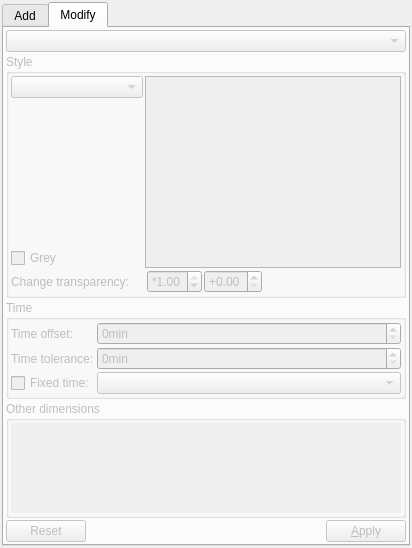
The window that src/wmsclient/webmap_dialog.ui (metno/diana) describes before a commit, drawn with Qt 5.
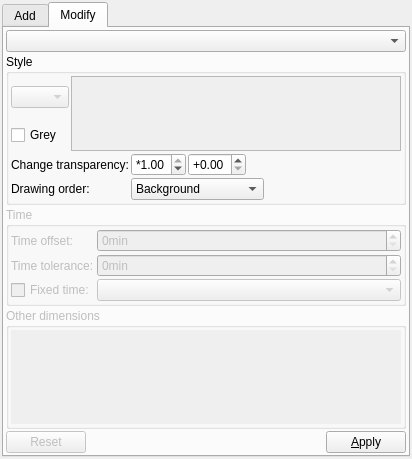
The same window after the commit. The open tabs and pages were chosen to show the change.

Commit message: wms client: layer style combo box

```diff
--- a/src/wmsclient/webmap_dialog.ui
+++ b/src/wmsclient/webmap_dialog.ui
@@ -8,7 +8,7 @@
     <x>0</x>
     <y>0</y>
     <width>412</width>
-    <height>548</height>
+    <height>459</height>
    </rect>
   </property>
   <property name="windowTitle">
@@ -159,9 +159,6 @@
       </layout>
      </widget>
      <widget class="QWidget" name="tabStyle">
-      <property name="enabled">
-       <bool>false</bool>
-      </property>
       <attribute name="title">
        <string>Modify</string>
       </attribute>
@@ -186,18 +183,31 @@
          <property name="title">
           <string>Style</string>
          </property>
-         <layout class="QGridLayout" name="gridLayout_2" rowstretch="0,1,0,0,0" rowminimumheight="1,0,1,1,0">
-          <property name="sizeConstraint">
-           <enum>QLayout::SetMinimumSize</enum>
-          </property>
+         <layout class="QGridLayout" name="gridLayout_2">
           <property name="margin">
            <number>2</number>
           </property>
           <property name="spacing">
            <number>2</number>
           </property>
-          <item row="0" column="1" rowspan="4" colspan="4">
+          <item row="0" column="0">
+           <widget class="QComboBox" name="comboStyle">
+            <property name="enabled">
+             <bool>false</bool>
+            </property>
+            <property name="toolTip">
+             <string>Choose layer style</string>
+            </property>
+            <property name="sizeAdjustPolicy">
+             <enum>QComboBox::AdjustToMinimumContentsLength</enum>
+            </property>
+           </widget>
+          </item>
+          <item row="0" column="1" rowspan="2" colspan="5">
            <widget class="QPlainTextEdit" name="textStyleDescription">
+            <property name="enabled">
+             <bool>false</bool>
+            </property>
             <property name="sizePolicy">
              <sizepolicy hsizetype="Expanding" vsizetype="MinimumExpanding">
               <horstretch>0</horstretch>
@@ -224,7 +234,24 @@
             </property>
            </widget>
           </item>
-          <item row="4" column="2">
+          <item row="1" column="0">
+           <widget class="QCheckBox" name="checkGrey">
+            <property name="toolTip">
+             <string>Transform to greyscale</string>
+            </property>
+            <property name="text">
+             <string>Grey</string>
+            </property>
+           </widget>
+          </item>
+          <item row="2" column="0" colspan="2">
+           <widget class="QLabel" name="labelAlpha">
+            <property name="text">
+             <string>Change transparency:</string>
+            </property>
+           </widget>
+          </item>
+          <item row="2" column="2">
            <widget class="QDoubleSpinBox" name="spinAlphaScale">
             <property name="toolTip">
              <string>Scale layer transparency with this value</string>
@@ -243,60 +270,7 @@
             </property>
            </widget>
           </item>
-          <item row="4" column="0" colspan="2">
-           <widget class="QLabel" name="labelAlpha">
-            <property name="text">
-             <string>Change transparency:</string>
-            </property>
-           </widget>
-          </item>
-          <item row="4" column="4">
-           <spacer name="horizontalSpacer_2">
-            <property name="orientation">
-             <enum>Qt::Horizontal</enum>
-            </property>
-            <property name="sizeHint" stdset="0">
-             <size>
-              <width>40</width>
-              <height>20</height>
-             </size>
-            </property>
-           </spacer>
-          </item>
-          <item row="3" column="0">
-           <widget class="QCheckBox" name="checkGrey">
-            <property name="toolTip">
-             <string>Transform to greyscale</string>
-            </property>
-            <property name="text">
-             <string>Grey</string>
-            </property>
-           </widget>
-          </item>
-          <item row="2" column="0">
-           <spacer name="horizontalSpacer_3">
-            <property name="orientation">
-             <enum>Qt::Horizontal</enum>
-            </property>
-            <property name="sizeHint" stdset="0">
-             <size>
-              <width>40</width>
-              <height>0</height>
-             </size>
-            </property>
-           </spacer>
-          </item>
-          <item row="0" column="0">
-           <widget class="QComboBox" name="comboStyle">
-            <property name="toolTip">
-             <string>Choose layer style</string>
-            </property>
-            <property name="sizeAdjustPolicy">
-             <enum>QComboBox::AdjustToMinimumContentsLength</enum>
-            </property>
-           </widget>
-          </item>
-          <item row="4" column="3">
+          <item row="2" column="3">
            <widget class="QDoubleSpinBox" name="spinAlphaOffset">
             <property name="toolTip">
              <string>Add this to layer transparency after scaling</string>
@@ -312,14 +286,71 @@
             </property>
            </widget>
           </item>
-          <item row="1" column="0">
-           <widget class="QWidget" name="widget" native="true"/>
+          <item row="2" column="4" colspan="2">
+           <spacer name="horizontalSpacer_2">
+            <property name="orientation">
+             <enum>Qt::Horizontal</enum>
+            </property>
+            <property name="sizeHint" stdset="0">
+             <size>
+              <width>40</width>
+              <height>20</height>
+             </size>
+            </property>
+           </spacer>
+          </item>
+          <item row="3" column="0" colspan="2">
+           <widget class="QLabel" name="labelAlpha_2">
+            <property name="text">
+             <string>Drawing order:</string>
+            </property>
+           </widget>
+          </item>
+          <item row="3" column="2" colspan="3">
+           <widget class="QComboBox" name="comboBox">
+            <item>
+             <property name="text">
+              <string>Background</string>
+             </property>
+            </item>
+            <item>
+             <property name="text">
+              <string>Shade background</string>
+             </property>
+            </item>
+            <item>
+             <property name="text">
+              <string>Shade</string>
+             </property>
+            </item>
+            <item>
+             <property name="text">
+              <string>Lines</string>
+             </property>
+            </item>
+           </widget>
+          </item>
+          <item row="3" column="5">
+           <spacer name="horizontalSpacer_3">
+            <property name="orientation">
+             <enum>Qt::Horizontal</enum>
+            </property>
+            <property name="sizeHint" stdset="0">
+             <size>
+              <width>124</width>
+              <height>20</height>
+             </size>
+            </property>
+           </spacer>
           </item>
          </layout>
         </widget>
        </item>
        <item>
         <widget class="QGroupBox" name="groupTime">
+         <property name="enabled">
+          <bool>false</bool>
+         </property>
          <property name="title">
           <string>Time</string>
          </property>
@@ -401,6 +432,9 @@
        </item>
        <item>
         <widget class="QGroupBox" name="groupStyleOtherDims">
+         <property name="enabled">
+          <bool>false</bool>
+         </property>
          <property name="title">
           <string>Other dimensions</string>
          </property>
```
Left out of the diff: 2 changed lines with no effect on the pictures. The commit also changes 5 other files.
